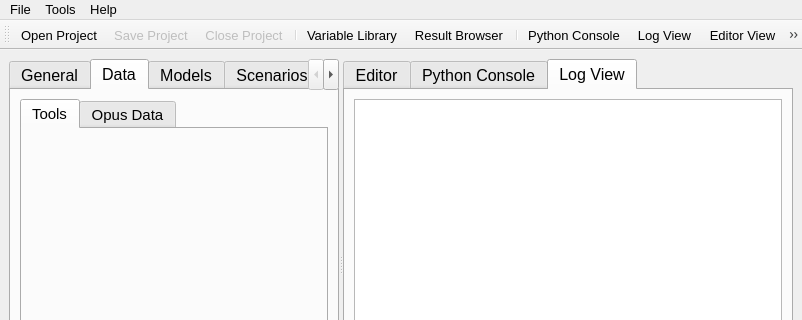
Above: opus_gui/main/views/mainwindow.ui from psrc/urbansim before the change; both pictures show x 0 to 802 and y 0 to 320 of the 802 by 499 pixel window. Below: the same form after it.
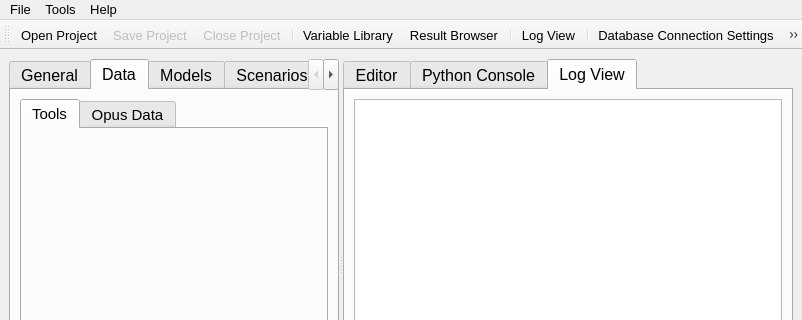
That is the form after the change. The open tabs and pages were chosen to show the change. Icons and pictures are not drawn.

Commit message: removing python console/editor from toolbar

Diff of the .ui file:
```diff
--- a/opus_gui/main/views/mainwindow.ui
+++ b/opus_gui/main/views/mainwindow.ui
@@ -369,14 +369,6 @@
    </property>
   </widget>
   <widget class="QToolBar" name="toolBar" >
-   <property name="geometry" >
-    <rect>
-     <x>0</x>
-     <y>22</y>
-     <width>802</width>
-     <height>32</height>
-    </rect>
-   </property>
    <property name="windowTitle" >
     <string>toolBar</string>
    </property>
@@ -399,9 +391,7 @@
    <addaction name="actionEdit_all_variables" />
    <addaction name="actLaunchResultBrowser" />
    <addaction name="separator" />
-   <addaction name="actionPython_View" />
    <addaction name="actionLog_View" />
-   <addaction name="actionEditor_View" />
    <addaction name="separator" />
    <addaction name="actionDatabaseSettings" />
    <addaction name="separator" />
```
Left out of the diff: 196 changed lines with no effect on the pictures. The commit also changes 2 other files.
